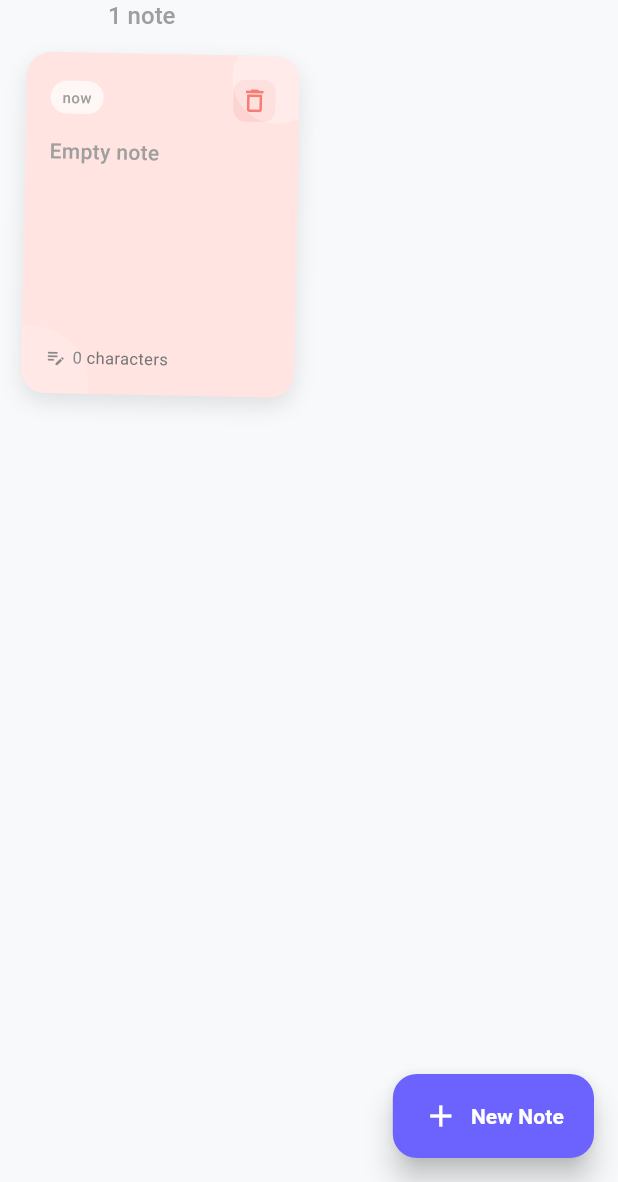
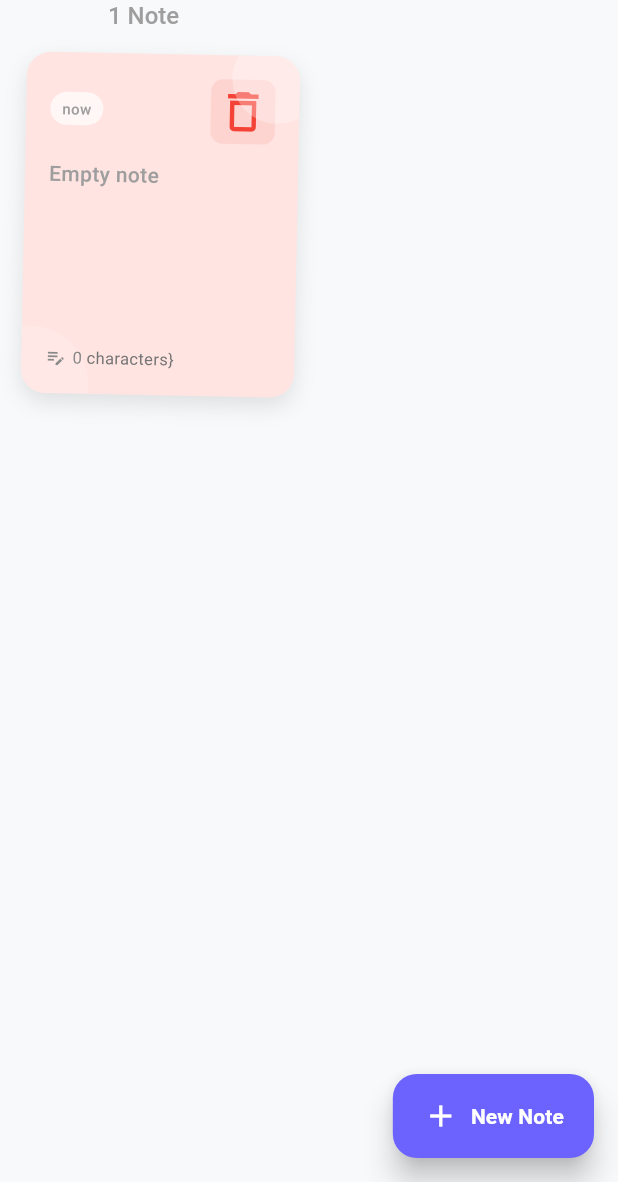
Before and after one commit to Arpit-Mohapatra007/Flutter, a Flutter app: the NotesView screen opened directly, after a tap on "New Note", on a phone screen of 412 x 824 dp, the part 54-1236 px from its top. Run offline on Flutter 3.47's test engine with Material 3 defaults, Android fonts, the phone set to English and light mode, and no system bars; our stand-ins replace cloud_firestore, equatable, firebase_auth, firebase_core, flutter_bloc, share_plus; accounts and stored records are empty.

Commit message:
Updating UI-5

```diff
--- a/Flutter Projects/mynotesapp/lib/l10n/app_localizations.dart
+++ b/Flutter Projects/mynotesapp/lib/l10n/app_localizations.dart
@@ -332,11 +332,65 @@ abstract class AppLocalizations {
   /// **'Send email verification'**
   String get verify_email_send_email_verification;
 
-  /// Title showing number of notes
+  /// Title when there are no notes
   ///
   /// In en, this message translates to:
-  /// **'{count, plural, =0{No notes yet} =1{1 note} other{{count} notes}}'**
-  String notes_title(int count);
+  /// **'No notes yet'**
+  String get no_notes_title;
+
+  /// Instruction when there are no notes
+  ///
+  /// In en, this message translates to:
+  /// **'Tap the + button to create your first note'**
+  String get tap_to_add;
+
+  /// Title for empty note
+  ///
+  /// In en, this message translates to:
+  /// **'Empty note'**
+  String get empty_note_title;
+
+  /// Label for character count
+  ///
+  /// In en, this message translates to:
+  /// **'characters'**
+  String get characters;
+
+  /// Label for time elapsed
+  ///
+  /// In en, this message translates to:
+  /// **'ago'**
+  String get ago;
+
+  /// Label for current time
+  ///
+  /// In en, this message translates to:
+  /// **'now'**
+  String get now;
+
+  /// Label for new note button
+  ///
+  /// In en, this message translates to:
+  /// **'New Note'**
+  String get new_note_button;
+
+  /// Title for my notes section
+  ///
+  /// In en, this message translates to:
+  /// **'My Notes'**
+  String get my_notes;
+
+  /// Label for note title
+  ///
+  /// In en, this message translates to:
+  /// **'note'**
+  String get note_title;
+
+  /// Title for notes section
+  ///
+  /// In en, this message translates to:
+  /// **'notes'**
+  String get notes_title;
 }
 
 class _AppLocalizationsDelegate
--- a/Flutter Projects/mynotesapp/lib/views/notes/notes_view.dart
+++ b/Flutter Projects/mynotesapp/lib/views/notes/notes_view.dart
@@ -115,16 +115,16 @@ class _NotesViewState extends State<NotesView> with TickerProviderStateMixin {
                 child: Column(
                   crossAxisAlignment: CrossAxisAlignment.start,
                   children: [
-                    const Text(
-                      'My Notes',
-                      style: TextStyle(
+                    Text(
+                      context.loc.my_notes,
+                      style: const TextStyle(
                         fontSize: 28,
                         fontWeight: FontWeight.bold,
                         color: Colors.black87,
                       ),
                     ),
                     Text(
-                      '$noteCount ${noteCount == 1 ? 'note' : 'notes'}',
+                      '$noteCount ${noteCount == 1 ? context.loc.note : context.loc.notes_title}',
                       style: const TextStyle(
                         fontSize: 16,
                         color: Colors.grey,
@@ -255,9 +255,9 @@ class _NotesViewState extends State<NotesView> with TickerProviderStateMixin {
                 },
                 backgroundColor: const Color(0xFF6C63FF),
                 icon: const Icon(Icons.add, color: Colors.white),
-                label: const Text(
-                  'New Note',
-                  style: TextStyle(color: Colors.white, fontWeight: FontWeight.w600),
+                label: Text(
+                  context.loc.new_note_button,
+                  style: const TextStyle(color: Colors.white, fontWeight: FontWeight.w600),
                 ),
                 elevation: 8,
                 extendedPadding: const EdgeInsets.symmetric(horizontal: 20),
@@ -316,7 +316,7 @@ class _NotesViewState extends State<NotesView> with TickerProviderStateMixin {
               child: Column(
                 children: [
                   Text(
-                    'No notes yet',
+                    context.loc.no_notes_title,
                     style: TextStyle(
                       fontSize: 24,
                       fontWeight: FontWeight.w600,
@@ -325,7 +325,7 @@ class _NotesViewState extends State<NotesView> with TickerProviderStateMixin {
                   ),
                   const SizedBox(height: 8),
                   Text(
-                    'Tap the + button to create your first note',
+                    context.loc.tap_to_add,
                     style: TextStyle(
                       fontSize: 16,
                       color: Colors.grey[500],
@@ -563,7 +563,7 @@ class _FloatingNoteCardState extends State<FloatingNoteCard>
                                           ),
                                           child: const Icon(
                                             Icons.delete_outline,
-                                            size: 20,
+                                            size: 35,
                                             color: Colors.red,
                                           ),
                                         ),
@@ -574,7 +574,7 @@ class _FloatingNoteCardState extends State<FloatingNoteCard>
                                   Expanded(
                                     child: Text(
                                       widget.note.text.isEmpty
-                                          ? 'Empty note'
+                                          ? context.loc.empty_note_title
                                           : widget.note.text,
                                       style: TextStyle(
                                         fontSize: 14,
@@ -598,7 +598,7 @@ class _FloatingNoteCardState extends State<FloatingNoteCard>
                                       ),
                                       const SizedBox(width: 4),
                                       Text(
-                                        '${widget.note.text.length} characters',
+                                        '${widget.note.text.length} ${context.loc.characters}}',
                                         style: TextStyle(
                                           fontSize: 11,
                                           color: Colors.grey[600],
@@ -665,13 +665,13 @@ class _FloatingNoteCardState extends State<FloatingNoteCard>
     if (difference.inDays > 30) {
       return '${dateTime.day}/${dateTime.month}';
     } else if (difference.inDays > 0) {
-      return '${difference.inDays}d ago';
+      return '${difference.inDays}d ${context.loc.ago}';
     } else if (difference.inHours > 0) {
-      return '${difference.inHours}h ago';
+      return '${difference.inHours}h ${context.loc.ago}';
     } else if (difference.inMinutes > 0) {
-      return '${difference.inMinutes}m ago';
+      return '${difference.inMinutes}m ${context.loc.ago}';
     } else {
-      return 'now';
+      return context.loc.now;
     }
   }
 }
```
Also changed, not shown: Flutter Projects/mynotesapp/lib/l10n/app_localizations_en.dart (+28 -10 lines), Flutter Projects/mynotesapp/lib/l10n/app_localizations_hi.dart (+28 -10 lines), Flutter Projects/mynotesapp/lib/l10n/intl_en.arb (+57 -8 lines), Flutter Projects/mynotesapp/lib/l10n/intl_hi.arb (+58 -9 lines).
